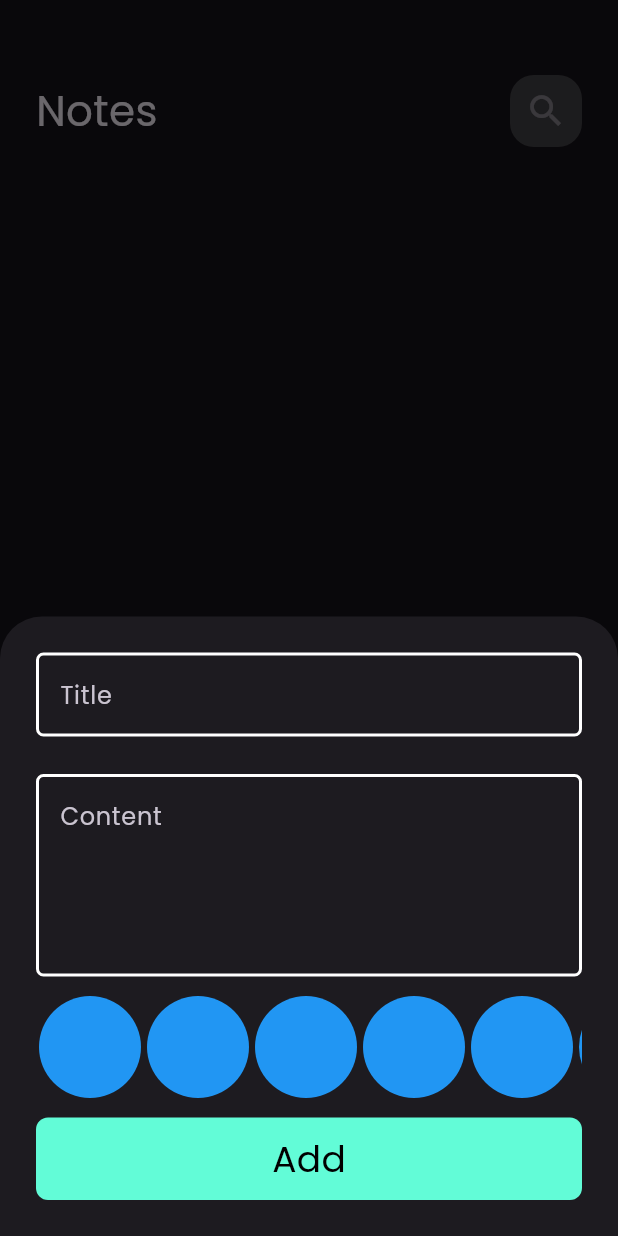
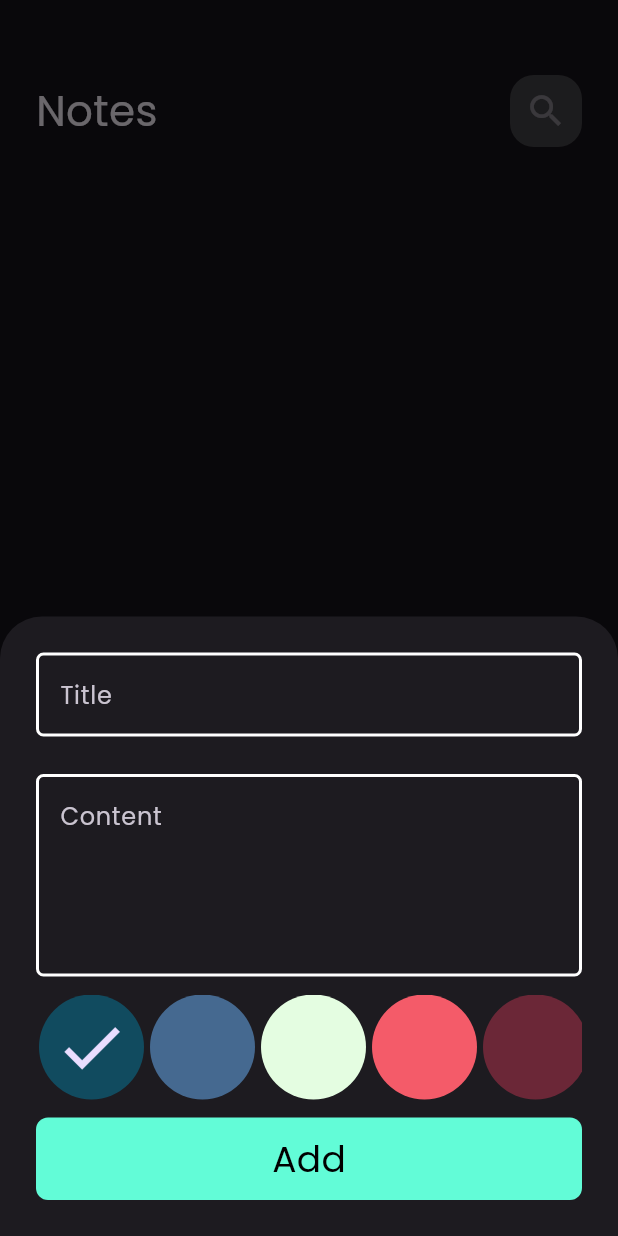
Before and after one commit to AbdelmenamAdel/Notes-App, a Flutter app: the screen it shows after launch, after a tap on the "add" icon, on a phone screen of 412 x 824 dp. Run offline on Flutter 3.47's test engine with Material 3 defaults, Android fonts, the phone set to English and light mode, and no system bars; our stand-ins replace bloc, flutter_bloc, font_awesome_flutter, hive, hive_flutter; accounts and stored records are empty.

Commit message:
colors list view part 2

```diff
--- a/lib/Views/widget/add_note_form.dart
+++ b/lib/Views/widget/add_note_form.dart
@@ -74,20 +74,28 @@ class _AddNoteFormState extends State<AddNoteForm> {
 }
 
 class ColorItem extends StatelessWidget {
-  const ColorItem({super.key});
-
+  const ColorItem({super.key, required this.isActive, required this.index});
+  final bool isActive;
+  final int index;
   @override
   Widget build(BuildContext context) {
-    return const CircleAvatar(
+    return CircleAvatar(
       radius: 35,
-      backgroundColor: Colors.blue,
+      backgroundColor: NotesCubit().getColor(index),
+      child: isActive ? const Icon(Icons.check, size: 50) : null,
     );
   }
 }
 
-class ColorsListView extends StatelessWidget {
+class ColorsListView extends StatefulWidget {
   const ColorsListView({super.key});
 
+  @override
+  State<ColorsListView> createState() => _ColorsListViewState();
+}
+
+class _ColorsListViewState extends State<ColorsListView> {
+  int currentIndex = 0;
   @override
   Widget build(BuildContext context) {
     return SizedBox(
@@ -95,9 +103,18 @@ class ColorsListView extends StatelessWidget {
       child: ListView.builder(
         scrollDirection: Axis.horizontal,
         itemCount: 10,
-        itemBuilder: (context, index) => const Padding(
-          padding: EdgeInsets.all(1.0),
-          child: ColorItem(),
+        itemBuilder: (context, index) => Padding(
+          padding: const EdgeInsets.symmetric(horizontal: 2),
+          child: GestureDetector(
+              onTap: () {
+                NotesCubit().currentIndex = index;
+                currentIndex = index;
+                setState(() {});
+              },
+              child: ColorItem(
+                isActive: currentIndex == index,
+                index: index,
+              )),
         ),
       ),
     );
--- a/lib/cubits/notes_cubit/notes_cubit.dart
+++ b/lib/cubits/notes_cubit/notes_cubit.dart
@@ -1,4 +1,5 @@
 import 'package:bloc/bloc.dart';
+import 'package:flutter/material.dart';
 import 'package:hive_flutter/adapters.dart';
 import 'package:meta/meta.dart';
 import 'package:notes_app/constants.dart';
@@ -9,6 +10,40 @@ part 'notes_state.dart';
 class NotesCubit extends Cubit<NotesState> {
   NotesCubit() : super(NotesInitial());
   List<NoteModel>? notes;
+  int currentIndex = 0;
+  //! Get Color
+  Color getColor(index) {
+    switch (index) {
+      case 0:
+        return const Color(0xff114B5F);
+      case 1:
+        return const Color(0xff456990);
+      case 2:
+        return const Color(0xffE4FDE1);
+      case 3:
+        return const Color(0xffF45B69);
+      case 4:
+        return const Color(0xff6B2737);
+      case 5:
+        return const Color(0xffFF6542);
+      case 7:
+        return const Color(0xff88498F);
+      case 8:
+        return const Color(0xff779FA1);
+      case 9:
+        return const Color(0xffE0CBA8);
+      case 10:
+        return const Color(0xffFF6542);
+      default:
+        return Colors.cyan;
+    }
+  }
+
+  //! Change CheckMark Index
+  void changeCheckMarkIndex(index) {
+    currentIndex = index;
+  }
+
   fetchAllNote() {
     Box<NoteModel> notesBox = Hive.box<NoteModel>(kNotesBox);
     notes = notesBox.values.toList();
```
